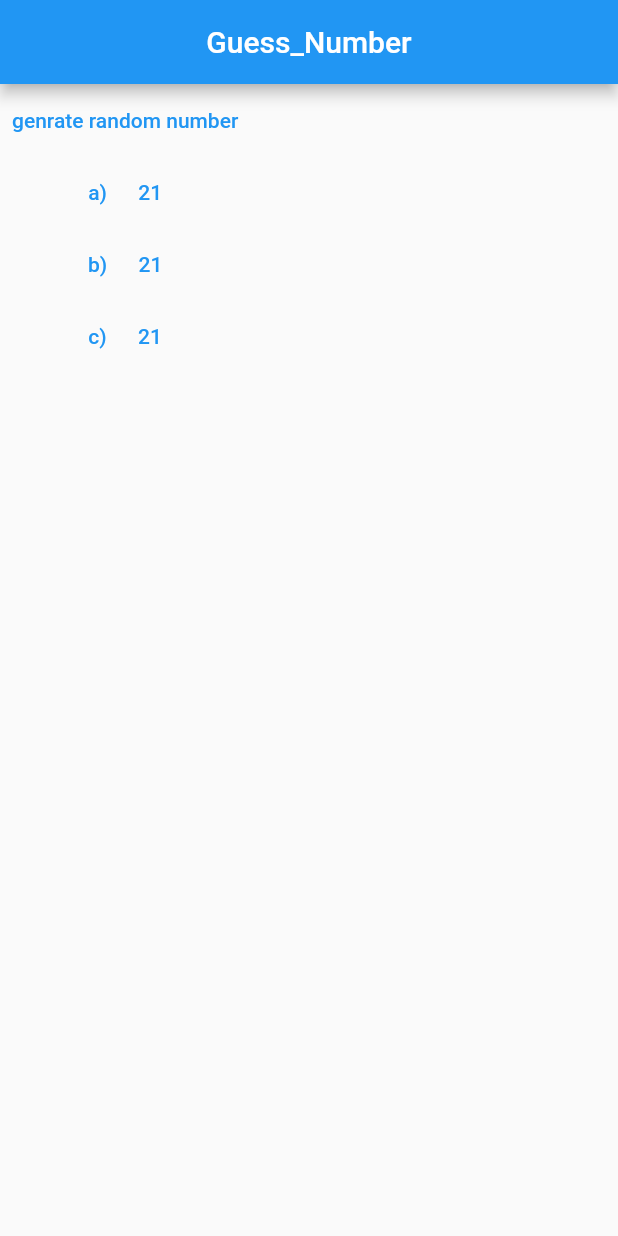
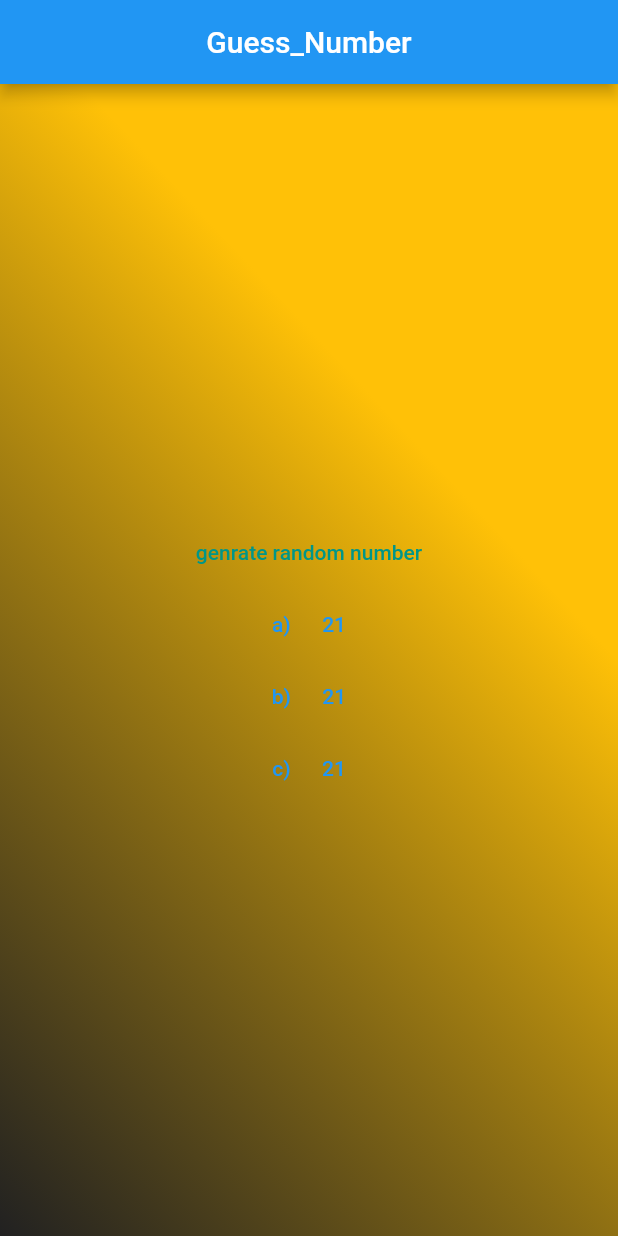
Before and after one commit to zeeshi045/Flutter-Projects, a Flutter app: the screen it shows after launch, after a tap on "genrate random number", on a phone screen of 412 x 824 dp. Run offline on Flutter 3.47's test engine with Material 2 defaults, Android fonts, the phone set to English and light mode, and no system bars; our stand-ins replace animated_background, assets_audio_player, auto_size_text, get.

```diff
--- a/guess_game/lib/main.dart
+++ b/guess_game/lib/main.dart
@@ -18,6 +18,7 @@ class _guess_gameState extends State<guess_game> {
   int bt2=0;
   int bt3=0;
   int num4=0;
+
   Widget build(BuildContext context) {
     return  MaterialApp(
         debugShowCheckedModeBanner: false,
@@ -27,18 +28,30 @@ class _guess_gameState extends State<guess_game> {
               title:Text('Guess_Number'),
             ),
           body: Container(
-              child:Column(
+              decoration: BoxDecoration(
+                  gradient: LinearGradient(
+                    begin: Alignment.centerRight,
+                    end: Alignment.bottomLeft,
+                    colors: [
+                      Colors.amber,
+                      Colors.black87,
+
+                    ],
+                  )
+              ),
+              child:Center(
+                child: Column( mainAxisAlignment: MainAxisAlignment.center,
                   children: [
                     TextButton(
                       onPressed: (){
                         Random random = new Random();
-                      num1 = random.nextInt(100) + 1;
+                        num1 = random.nextInt(25) + 1;
                         print(num1);
                         Random random2 = new Random();
-                      num2 = random2.nextInt(100) + 1;
+                        num2 = random2.nextInt(25) + 1;
                         print(num2);
                         Random random3 = new Random();
-                      num3 = random3.nextInt(100) + 1;
+                        num3 = random3.nextInt(25) + 1;
                         print(num3);
                         Random priority = new Random();
                         num4 = priority.nextInt(3) + 1;
@@ -50,7 +63,6 @@ class _guess_gameState extends State<guess_game> {
                             bt2=num3;
                             bt3=num1;
                           });
-
                         }
                         if(num4==2){
                           setState(() {
@@ -70,8 +82,11 @@ class _guess_gameState extends State<guess_game> {
 
                       },
                       child: Text("genrate random number"),
+                      style: TextButton.styleFrom(
+                        primary: Colors.teal,
+                        shape: const BeveledRectangleBorder(borderRadius: BorderRadius.all(Radius.circular(5))),
                       ),
-
+                    ),
                     TextButton(
                       onPressed: () {
                         if (x == 1) {
@@ -111,6 +126,7 @@ class _guess_gameState extends State<guess_game> {
                       child: Text("c)      $bt3"),
                     ),
                   ],
+                ),
               )
           ),
         )
```
Lines whose indentation alone changed are shown as unchanged.
